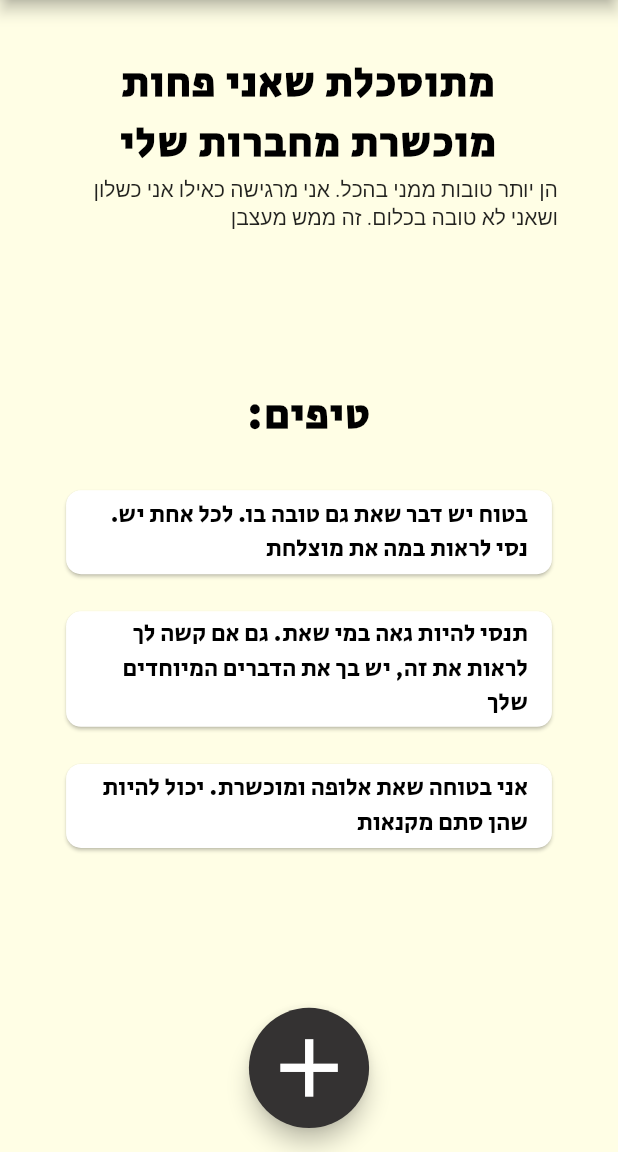
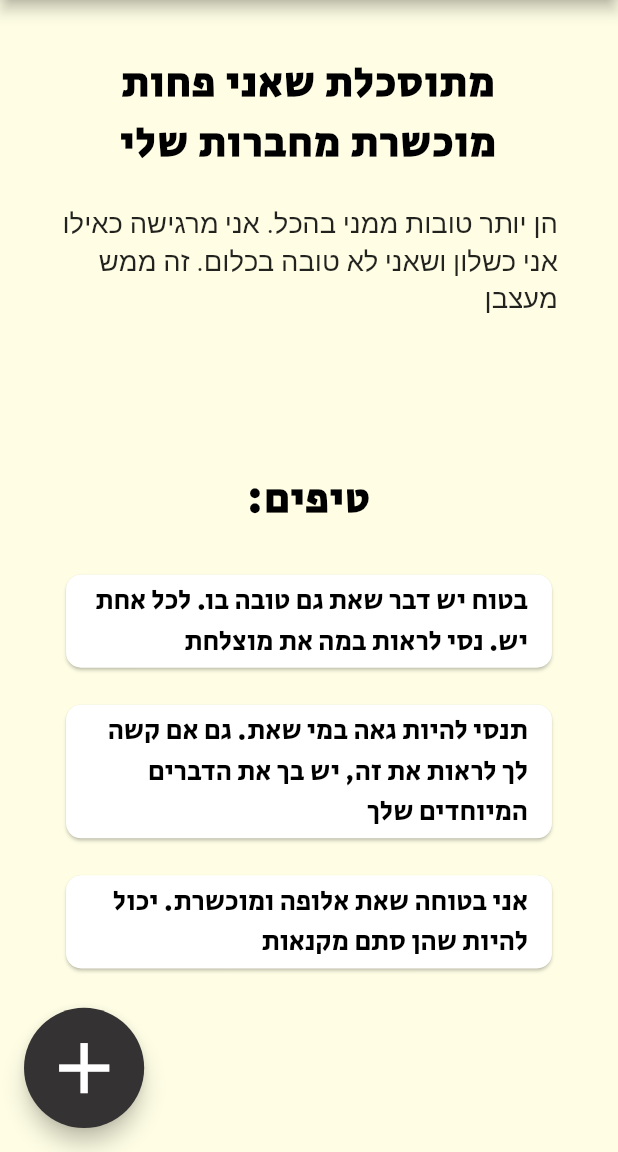
Before and after one commit to david-tipo/social_support, a Flutter app: the PersonalProblemDetailsScreen screen opened directly with sample values from the repository, on a phone screen of 412 x 824 dp, the part 84-1236 px from its top. Run offline on Flutter 3.47's test engine with Material 2 defaults, Android fonts, the phone set to English and light mode, and no system bars; our stand-ins replace bordered_text, flutter_screenutil.

Commit message:
another stuff

```diff
--- a/lib/main.dart
+++ b/lib/main.dart
@@ -68,7 +68,7 @@ class App extends StatelessWidget {
                   fontWeight: FontWeight.bold,
                 ),
                   headline4: TextStyle(
-                    fontSize: 14.sp,
+                    fontSize: 16.sp,
                     color: Colors.black,
                     fontFamily: "SecularOne",
                   ),
--- a/lib/providers/main_problems.dart
+++ b/lib/providers/main_problems.dart
@@ -85,7 +85,7 @@ class MainProblems with ChangeNotifier {
       MainTip(id: randomID.v4(), text: "לשתף עם מישהי שכן תקבל",),
     ],
     ),
-    MainProblem(id: randomID.v4(), text: "כל החבירות משחקות במשחק מסויים ולי כבר משעמם, בא לי משהו אחר", tips: [
+    MainProblem(id: randomID.v4(), text: "כל החברות משחקות במשחק מסויים ולי כבר משעמם, בא לי משהו אחר", tips: [
       MainTip(id: randomID.v4(), text: "לחפש חבירות שאני בדרך כלל לא מדברת איתן ולפתח שיחה או לשחק ביחד. כך זה גם מרחיב את מעגל החבירות",),
     ],
     ),
--- a/lib/screens/personal problems and solutions/personal_problem_details_screen.dart
+++ b/lib/screens/personal problems and solutions/personal_problem_details_screen.dart
@@ -30,12 +30,12 @@ class PersonalProblemDetailsScreen extends StatelessWidget {
         title: Text("תיאור הקושי החברתי"),
         centerTitle: true,
       ),
-      floatingActionButtonLocation: FloatingActionButtonLocation.centerFloat,
+      floatingActionButtonLocation: FloatingActionButtonLocation.endFloat,
       floatingActionButton: SizedBox(
         height: ScreenUtil().radius(70),
         width: ScreenUtil().radius(70),
         child: FloatingActionButton(
-          child: Icon(Icons.add, size: ScreenUtil().radius(50).w,),
+          child: Icon(Icons.add, size: ScreenUtil().radius(50),),
           onPressed: () => _pressedAdd(context, personalProblem)
         ),
       ),
@@ -52,7 +52,8 @@ class PersonalProblemDetailsScreen extends StatelessWidget {
               textAlign: TextAlign.center,
               style: Theme.of(context).textTheme.headline2,
             ),
-            Text(personalProblem.details),
+            SizedBox(height: 15.h,),
+            Text(personalProblem.details, style: TextStyle(fontSize: 16.sp),),
             SizedBox(
               height: 80.h,
             ),
```
Also changed, not shown: lib/dummy_data.dart (+9 -0 lines).
